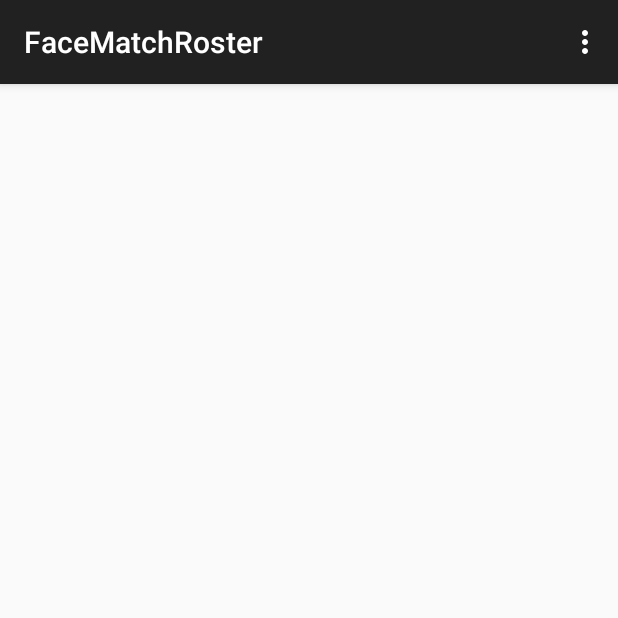
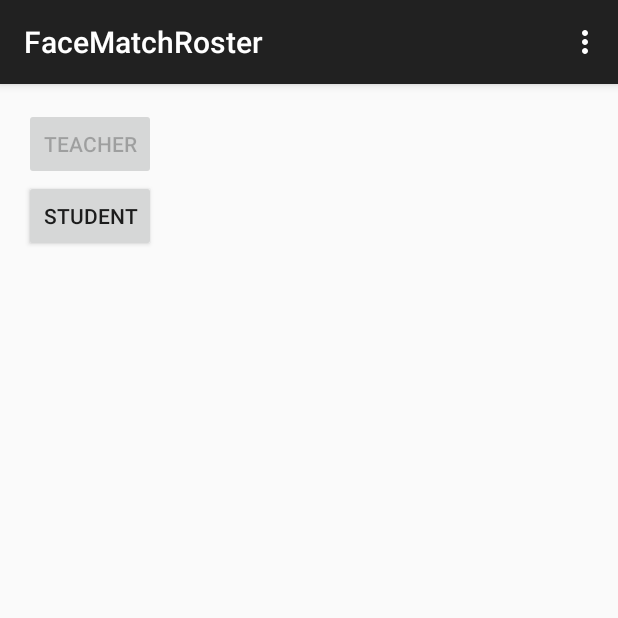
Before and after one commit to pedrosobral/face-match-roster, an Android app: the screen it shows after launch (MainActivity), on a phone screen of 412 x 824 dp, the top half of it. Run offline under Robolectric (Android 15) with nearby library versions, the phone set to English and light mode, and no system bars.

Commit message:
Student form created

```diff
--- a/app/src/main/AndroidManifest.xml
+++ b/app/src/main/AndroidManifest.xml
@@ -16,6 +16,10 @@
                 <category android:name="android.intent.category.LAUNCHER" />
             </intent-filter>
         </activity>
+        <activity
+            android:name=".StudentLogin"
+            android:label="@string/title_activity_student_loggin" >
+        </activity>
     </application>
 
 </manifest>
--- a/app/src/main/java/edu/csuchico/facematchroster/MainActivity.java
+++ b/app/src/main/java/edu/csuchico/facematchroster/MainActivity.java
@@ -1,7 +1,7 @@
 package edu.csuchico.facematchroster;
 
+import android.content.Intent;
 import android.support.v7.app.ActionBarActivity;
-import android.support.v7.app.ActionBar;
 import android.support.v4.app.Fragment;
 import android.os.Bundle;
 import android.view.LayoutInflater;
@@ -9,7 +9,7 @@ import android.view.Menu;
 import android.view.MenuItem;
 import android.view.View;
 import android.view.ViewGroup;
-import android.os.Build;
+import android.widget.Button;
 
 
 public class MainActivity extends ActionBarActivity {
@@ -51,7 +51,10 @@ public class MainActivity extends ActionBarActivity {
     /**
      * A placeholder fragment containing a simple view.
      */
-    public static class PlaceholderFragment extends Fragment {
+    public static class PlaceholderFragment extends Fragment implements View.OnClickListener {
+
+        private Button studentButton;
+        private Button teacherButton;
 
         public PlaceholderFragment() {
         }
@@ -60,7 +63,33 @@ public class MainActivity extends ActionBarActivity {
         public View onCreateView(LayoutInflater inflater, ViewGroup container,
                                  Bundle savedInstanceState) {
             View rootView = inflater.inflate(R.layout.fragment_main, container, false);
+
+            studentButton = (Button) rootView.findViewById(R.id.studentButton);
+            teacherButton = (Button) rootView.findViewById(R.id.teacherButton);
+
+            studentButton.setOnClickListener(this);
+
+
             return rootView;
+        }
+
+        @Override
+        public void onClick(View view) {
+
+            Intent intent= null;
+
+            switch (view.getId()) {
+                case R.id.studentButton:
+
+                    intent = new Intent(getActivity(), StudentLogin.class);
+
+                    break;
+
+                case R.id.teacherButton:
+                    break;
+            }
+
+            startActivity(intent);
         }
     }
 }
--- a/app/src/main/res/layout/fragment_main.xml
+++ b/app/src/main/res/layout/fragment_main.xml
@@ -1,12 +1,25 @@
 <RelativeLayout xmlns:android="http://schemas.android.com/apk/res/android"
-    xmlns:tools="http://schemas.android.com/tools" android:layout_width="match_parent"
-    android:layout_height="match_parent" android:paddingLeft="@dimen/activity_horizontal_margin"
+    xmlns:tools="http://schemas.android.com/tools"
+    android:layout_width="match_parent"
+    android:layout_height="match_parent"
+    android:paddingBottom="@dimen/activity_vertical_margin"
+    android:paddingLeft="@dimen/activity_horizontal_margin"
     android:paddingRight="@dimen/activity_horizontal_margin"
     android:paddingTop="@dimen/activity_vertical_margin"
-    android:paddingBottom="@dimen/activity_vertical_margin"
     tools:context=".MainActivity$PlaceholderFragment">
 
+    <Button
+        android:id="@+id/teacherButton"
+        android:layout_width="wrap_content"
+        android:layout_height="wrap_content"
+        android:text="Teacher"
+        android:enabled="false"/>
 
-
+    <Button
+        android:id="@+id/studentButton"
+        android:layout_width="wrap_content"
+        android:layout_height="wrap_content"
+        android:layout_below="@id/teacherButton"
+        android:text="Student" />
 
 </RelativeLayout>
--- a/app/src/main/res/values/strings.xml
+++ b/app/src/main/res/values/strings.xml
@@ -1,5 +1,5 @@
 <resources>
     <string name="app_name">FaceMatchRoster</string>
-    <string name="hello_world">Hello world!</string>
     <string name="action_settings">Settings</string>
+    <string name="title_activity_student_loggin">studentLoggin</string>
 </resources>
```
Also changed, not shown: app/src/main/java/edu/csuchico/facematchroster/StudentLogin.java (added, +39 -0 lines), app/src/main/res/layout/activity_main.xml (+6 -3 lines), app/src/main/res/layout/activity_student_loggin.xml (added, +51 -0 lines), app/src/main/res/menu/menu_student_loggin.xml (added, +7 -0 lines), 2 other files.
